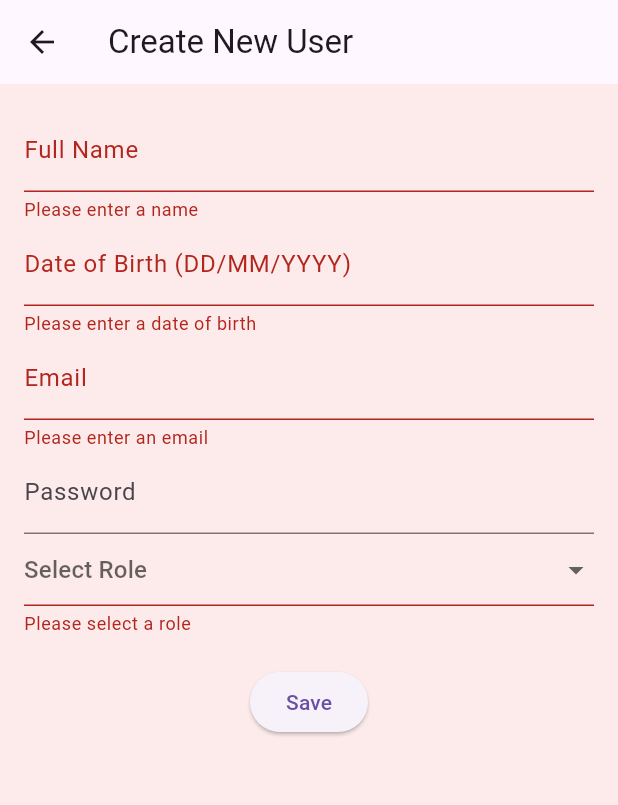
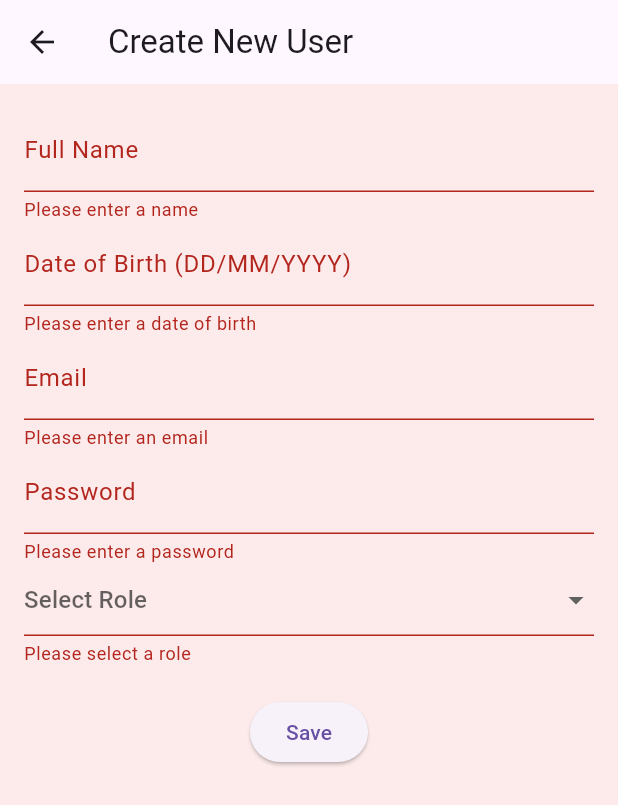
Before and after one commit to matthewnml/CSCI321-fyp, a Flutter app: the CreateUserScreen screen opened directly, after a tap on "Save", on a phone screen of 412 x 824 dp. Shown: the top 805 px of the screen. Run offline on Flutter 3.47's test engine with Material 3 defaults, Android fonts, the phone set to English and light mode, and no system bars; our stand-ins replace cloud_firestore, firebase_auth, firebase_core, fl_chart, flutter_local_notifications, just_audio and 4 more; accounts and stored records are empty.

Commit message:
lx user_managment update 123 6 Aug

```diff
--- a/pregnancy/lib/UI_1/user_management.dart
+++ b/pregnancy/lib/UI_1/user_management.dart
@@ -247,6 +247,12 @@ class _CreateUserScreenState extends State<CreateUserScreen> {
                   labelText: 'Password',
                 ),
                 obscureText: true,
+                validator: (value) {
+                  if (value == null || value.isEmpty) {
+                    return 'Please enter a password';
+                  }
+                  return null;
+                },
               ),
               DropdownButtonFormField<String>(
                 value: _selectedRole,
@@ -321,6 +327,7 @@ class _CreateUserScreenState extends State<CreateUserScreen> {
         'full_name': _nameController.text,
         'date_of_birth': _dobController.text,
         'email': _emailController.text,
+        'password': _passwordController.text, // Store password securely
         'role': _selectedRole,
         'pregnancy_status': _selectedRole == 'User' ? _selectedPregnancyStatus : null,
       });
@@ -529,6 +536,7 @@ class _EditUserScreenState extends State<EditUserScreen> {
         'full_name': _nameController.text,
         'date_of_birth': _dobController.text,
         'email': _emailController.text,
+        'password': _passwordController.text, // Store password securely
         'role': _selectedRole,
         'pregnancy_status': _selectedRole == 'User' ? _selectedPregnancyStatus : null,
       });
--- a/pregnancy/lib/main.dart
+++ b/pregnancy/lib/main.dart
@@ -2,7 +2,6 @@ import 'package:flutter/foundation.dart' show kIsWeb;
 import 'package:flutter/material.dart';
 import 'package:firebase_core/firebase_core.dart';
 import 'package:cloud_firestore/cloud_firestore.dart';
-import 'package:firebase_messaging/firebase_messaging.dart';
 import 'UI_main/login.dart';
 import 'firebase_options.dart';
 import 'UI_3/health_user.dart';
@@ -14,12 +13,11 @@ import 'UI_2/calendar.dart';
 import 'UI_4/setting.dart';
 import 'UI_4/account.dart';
 import 'UI_4/contact_us.dart';
-import 'UI_4/notifications.dart';
 import 'UI_4/notificationpage.dart';
 import 'UI_4/privacy_security.dart';
 import 'UI_4/emergency_contact.dart';
 import 'UI_main/password_reset.dart';
-import 'UI_1/admin.dart'; // Import the admin.dart file
+import 'UI_1/admin.dart';
 
 void main() async {
   WidgetsFlutterBinding.ensureInitialized();
```
